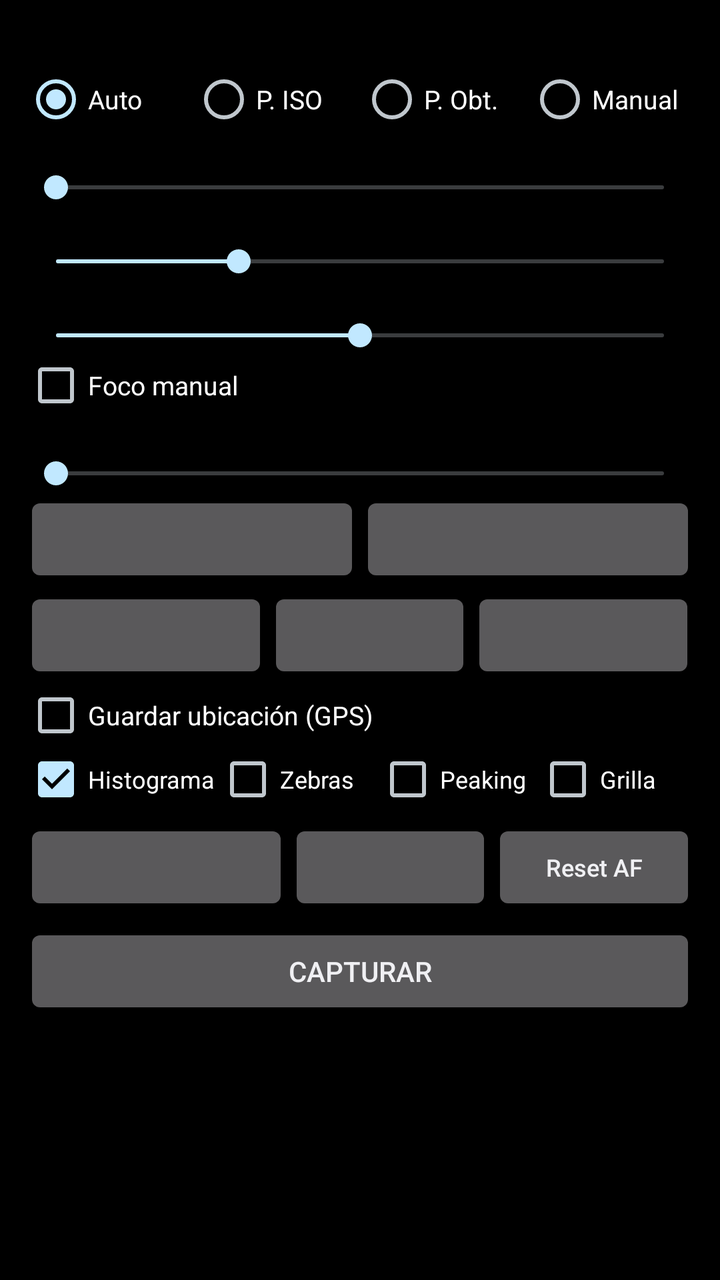
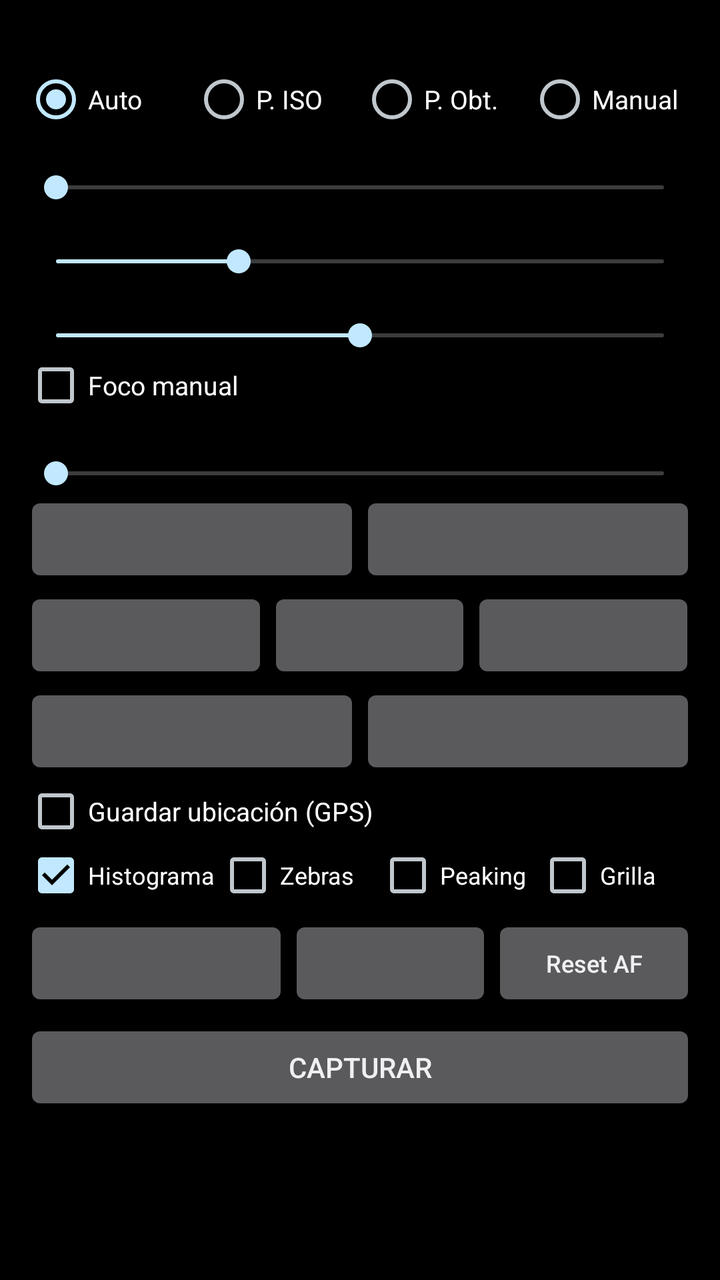

Before-and-after screenshots of an Android layout around one commit, followed by the original layout XML and the change that was made.
<!-- AndroidManifest.xml: application theme android:Theme.DeviceDefault.NoActionBar -->
<!-- res/layout/activity_main.xml -->
<?xml version="1.0" encoding="utf-8"?>
<LinearLayout xmlns:android="http://schemas.android.com/apk/res/android"
    android:layout_width="match_parent"
    android:layout_height="match_parent"
    android:background="#000000"
    android:orientation="vertical">

    <FrameLayout
        android:id="@+id/previewFrame"
        android:layout_width="match_parent"
        android:layout_height="0dp">

        <TextureView
            android:id="@+id/preview"
            android:layout_width="match_parent"
            android:layout_height="match_parent" />

        <dev.campa.rawcam.OverlayView
            android:id="@+id/overlay"
            android:layout_width="match_parent"
            android:layout_height="match_parent" />

        <View
            android:id="@+id/focusRing"
            android:layout_width="64dp"
            android:layout_height="64dp"
            android:layout_gravity="top|start"
            android:background="@drawable/focus_ring"
            android:visibility="gone" />

        <TextView
            android:id="@+id/lockBadge"
            android:layout_width="wrap_content"
            android:layout_height="wrap_content"
            android:layout_gravity="top|start"
            android:layout_margin="8dp"
            android:background="#FFD54F"
            android:paddingHorizontal="6dp"
            android:paddingVertical="2dp"
            android:text="AE/AF LOCK"
            android:textColor="#000000"
            android:textSize="12sp"
            android:visibility="gone" />

        <TextView
            android:id="@+id/countdownText"
            android:layout_width="wrap_content"
            android:layout_height="wrap_content"
            android:layout_gravity="center"
            android:shadowColor="#000000"
            android:shadowRadius="8"
            android:textColor="#FFFFFF"
            android:textSize="96sp"
            android:visibility="gone" />
    </FrameLayout>

    <ScrollView
        android:layout_width="match_parent"
        android:layout_height="0dp"
        android:layout_weight="1">

        <LinearLayout
            android:layout_width="match_parent"
            android:layout_height="wrap_content"
            android:orientation="vertical"
            android:padding="12dp">

            <TextView
                android:id="@+id/info"
                android:layout_width="wrap_content"
                android:layout_height="wrap_content"
                android:textColor="#FFFFFF"
                android:textSize="13sp" />

            <RadioGroup
                android:id="@+id/modeGroup"
                android:layout_width="match_parent"
                android:layout_height="wrap_content"
                android:layout_marginTop="4dp"
                android:checkedButton="@+id/modeAuto"
                android:orientation="horizontal">

                <RadioButton
                    android:id="@+id/modeAuto"
                    android:layout_width="0dp"
                    android:layout_height="wrap_content"
                    android:layout_weight="1"
                    android:text="Auto"
                    android:textColor="#FFFFFF"
                    android:textSize="13sp" />

                <RadioButton
                    android:id="@+id/modeIso"
                    android:layout_width="0dp"
                    android:layout_height="wrap_content"
                    android:layout_weight="1"
                    android:text="P. ISO"
                    android:textColor="#FFFFFF"
                    android:textSize="13sp" />

                <RadioButton
                    android:id="@+id/modeShutter"
                    android:layout_width="0dp"
                    android:layout_height="wrap_content"
                    android:layout_weight="1"
                    android:text="P. Obt."
                    android:textColor="#FFFFFF"
                    android:textSize="13sp" />

                <RadioButton
                    android:id="@+id/modeManual"
                    android:layout_width="0dp"
                    android:layout_height="wrap_content"
                    android:layout_weight="1"
                    android:text="Manual"
                    android:textColor="#FFFFFF"
                    android:textSize="13sp" />
            </RadioGroup>

            <TextView
                android:id="@+id/evLabel"
                android:layout_width="wrap_content"
                android:layout_height="wrap_content"
                android:textColor="#AAAAAA" />

            <SeekBar
                android:id="@+id/evBar"
                android:layout_width="match_parent"
                android:layout_height="wrap_content" />

            <TextView
                android:id="@+id/isoLabel"
                android:layout_width="wrap_content"
                android:layout_height="wrap_content"
                android:textColor="#AAAAAA" />

            <SeekBar
                android:id="@+id/isoBar"
                android:layout_width="match_parent"
                android:layout_height="wrap_content"
                android:max="1000"
                android:progress="300" />

            <TextView
                android:id="@+id/expLabel"
                android:layout_width="wrap_content"
                android:layout_height="wrap_content"
                android:textColor="#AAAAAA" />

            <SeekBar
                android:id="@+id/expBar"
                android:layout_width="match_parent"
                android:layout_height="wrap_content"
                android:max="1000"
                android:progress="500" />

            <CheckBox
                android:id="@+id/focusToggle"
                android:layout_width="wrap_content"
                android:layout_height="wrap_content"
                android:text="Foco manual"
                android:textColor="#FFFFFF"
                android:textSize="13sp" />

            <TextView
                android:id="@+id/focusLabel"
                android:layout_width="wrap_content"
                android:layout_height="wrap_content"
                android:textColor="#AAAAAA" />

            <SeekBar
                android:id="@+id/focusBar"
                android:layout_width="match_parent"
                android:layout_height="wrap_content"
                android:enabled="false"
                android:max="1000"
                android:progress="0" />

            <LinearLayout
                android:layout_width="match_parent"
                android:layout_height="wrap_content"
                android:orientation="horizontal">

                <Button
                    android:id="@+id/wbBtn"
                    android:layout_width="0dp"
                    android:layout_height="wrap_content"
                    android:layout_weight="1"
                    android:textAllCaps="false"
                    android:textSize="12sp" />

                <Button
                    android:id="@+id/lensBtn"
                    android:layout_width="0dp"
                    android:layout_height="wrap_content"
                    android:layout_weight="1"
                    android:textAllCaps="false"
                    android:textSize="12sp" />
            </LinearLayout>

            <LinearLayout
                android:layout_width="match_parent"
                android:layout_height="wrap_content"
                android:orientation="horizontal">

                <Button
                    android:id="@+id/formatBtn"
                    android:layout_width="0dp"
                    android:layout_height="wrap_content"
                    android:layout_weight="1.2"
                    android:textAllCaps="false"
                    android:textSize="12sp" />

                <Button
                    android:id="@+id/qualityBtn"
                    android:layout_width="0dp"
                    android:layout_height="wrap_content"
                    android:layout_weight="1"
                    android:textAllCaps="false"
                    android:textSize="12sp" />

                <Button
                    android:id="@+id/processBtn"
                    android:layout_width="0dp"
                    android:layout_height="wrap_content"
                    android:layout_weight="1.1"
                    android:textAllCaps="false"
                    android:textSize="12sp" />
            </LinearLayout>

            <CheckBox
                android:id="@+id/locationToggle"
                android:layout_width="wrap_content"
                android:layout_height="wrap_content"
                android:text="Guardar ubicación (GPS)"
                android:textColor="#FFFFFF"
                android:textSize="13sp" />

            <TextView
                android:id="@+id/kelvinLabel"
                android:layout_width="wrap_content"
                android:layout_height="wrap_content"
                android:textColor="#AAAAAA"
                android:visibility="gone" />

            <SeekBar
                android:id="@+id/kelvinBar"
                android:layout_width="match_parent"
                android:layout_height="wrap_content"
                android:max="80"
                android:progress="35"
                android:visibility="gone" />

            <LinearLayout
                android:layout_width="match_parent"
                android:layout_height="wrap_content"
                android:orientation="horizontal">

                <CheckBox
                    android:id="@+id/histToggle"
                    android:layout_width="0dp"
                    android:layout_height="wrap_content"
                    android:layout_weight="1.2"
                    android:checked="true"
                    android:text="Histograma"
                    android:textColor="#FFFFFF"
                    android:textSize="12sp" />

                <CheckBox
                    android:id="@+id/zebraToggle"
                    android:layout_width="0dp"
                    android:layout_height="wrap_content"
                    android:layout_weight="1"
                    android:text="Zebras"
                    android:textColor="#FFFFFF"
                    android:textSize="12sp" />

                <CheckBox
                    android:id="@+id/peakToggle"
                    android:layout_width="0dp"
                    android:layout_height="wrap_content"
                    android:layout_weight="1"
                    android:text="Peaking"
                    android:textColor="#FFFFFF"
                    android:textSize="12sp" />

                <CheckBox
                    android:id="@+id/gridToggle"
                    android:layout_width="0dp"
                    android:layout_height="wrap_content"
                    android:layout_weight="1"
                    android:text="Grilla"
                    android:textColor="#FFFFFF"
                    android:textSize="12sp" />
            </LinearLayout>

            <LinearLayout
                android:layout_width="match_parent"
                android:layout_height="wrap_content"
                android:layout_marginTop="4dp"
                android:orientation="horizontal">

                <Button
                    android:id="@+id/driveBtn"
                    android:layout_width="0dp"
                    android:layout_height="wrap_content"
                    android:layout_weight="1.3"
                    android:textAllCaps="false"
                    android:textSize="12sp" />

                <Button
                    android:id="@+id/timerBtn"
                    android:layout_width="0dp"
                    android:layout_height="wrap_content"
                    android:layout_weight="1"
                    android:textAllCaps="false"
                    android:textSize="12sp" />

                <Button
                    android:id="@+id/resetBtn"
                    android:layout_width="0dp"
                    android:layout_height="wrap_content"
                    android:layout_weight="1"
                    android:text="Reset AF"
                    android:textAllCaps="false"
                    android:textSize="12sp" />
            </LinearLayout>

            <Button
                android:id="@+id/shutter"
                android:layout_width="match_parent"
                android:layout_height="wrap_content"
                android:layout_marginTop="4dp"
                android:text="Capturar" />
        </LinearLayout>
    </ScrollView>
</LinearLayout>
<!-- resources referenced by this layout -->
<resources>
  <!-- drawable focus_ring (drawable) -->
  <?xml version="1.0" encoding="utf-8"?>
  <shape xmlns:android="http://schemas.android.com/apk/res/android"
      android:shape="rectangle">
      <stroke
          android:width="2dp"
          android:color="#FFD54F" />
      <corners android:radius="6dp" />
  </shape>
</resources>

<!-- the commit's change to res/layout/activity_main.xml (unified diff, before → after) -->
@@ -228,6 +228,28 @@
                     android:textSize="12sp" />
             </LinearLayout>
 
+            <LinearLayout
+                android:layout_width="match_parent"
+                android:layout_height="wrap_content"
+                android:orientation="horizontal">
+
+                <Button
+                    android:id="@+id/intervalBtn"
+                    android:layout_width="0dp"
+                    android:layout_height="wrap_content"
+                    android:layout_weight="1"
+                    android:textAllCaps="false"
+                    android:textSize="12sp" />
+
+                <Button
+                    android:id="@+id/shotsBtn"
+                    android:layout_width="0dp"
+                    android:layout_height="wrap_content"
+                    android:layout_weight="1"
+                    android:textAllCaps="false"
+                    android:textSize="12sp" />
+            </LinearLayout>
+
             <CheckBox
                 android:id="@+id/locationToggle"
                 android:layout_width="wrap_content"
